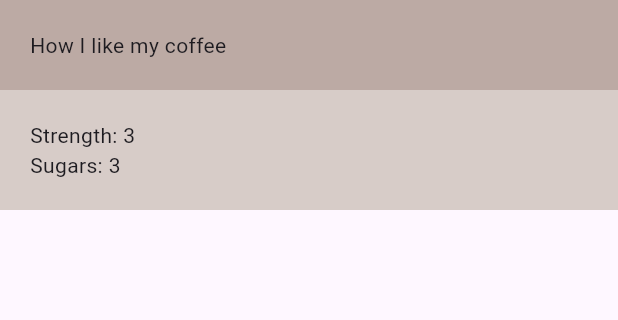
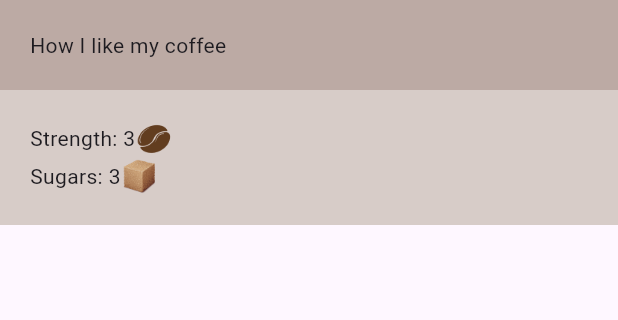
Before and after one commit to PutraGandaD/MyCoffeeCardApp-Flutter, a Flutter app: the screen it shows after launch, on a phone screen of 412 x 824 dp, the part 84-404 px from its top. Run offline on Flutter 3.47's test engine with Material 3 defaults, Android fonts, the phone set to English and light mode, and no system bars.

```diff
--- a/lib/coffee_prefs.dart
+++ b/lib/coffee_prefs.dart
@@ -5,13 +5,33 @@ class CoffeePrefs extends StatelessWidget {
 
   @override
   Widget build(BuildContext context) {
-    return const Column(
+    return Column(
       children: [
         Row(
-          children: [Text('Strength: '), Text('3'), SizedBox(width: 50)],
+          children: [
+            const Text('Strength: '),
+            const Text('3'),
+            Image.asset(
+              'assets/img/coffee_bean.png',
+              width: 25,
+              color: Colors.brown[100],
+              colorBlendMode: BlendMode.multiply,
+            ),
+            const SizedBox(width: 50)
+          ],
         ),
         Row(
-          children: [Text('Sugars: '), Text('3'), SizedBox(width: 50)],
+          children: [
+            const Text('Sugars: '),
+            const Text('3'),
+            Image.asset(
+              'assets/img/sugar_cube.png',
+              width: 25,
+              color: Colors.brown[100],
+              colorBlendMode: BlendMode.multiply,
+            ),
+            const SizedBox(width: 50)
+          ],
         )
       ],
     );
```
Also changed, not shown: pubspec.yaml (+5 -3 lines).
